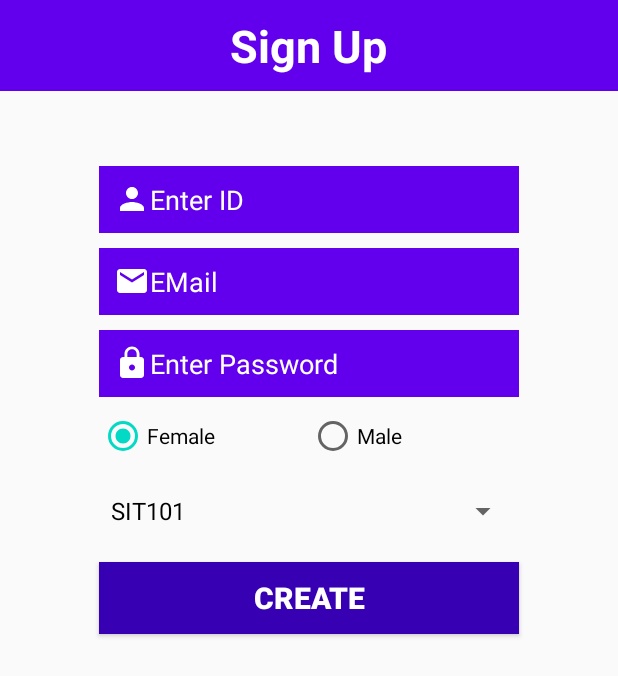
After one commit to jmunseng/Android-App-Uni-TimeTabel, an Android app: the RegisterActivity screen opened directly, with no data from a screen before it, on a phone screen of 412 x 824 dp. The commit adds this screen. Shown: the top 676 px of the screen. Run offline under Robolectric (Android 15) with nearby library versions, the phone set to English and light mode, and no system bars.

Commit message:
sign up Page Create Click event

```diff
--- a/Registeration/app/src/main/AndroidManifest.xml
+++ b/Registeration/app/src/main/AndroidManifest.xml
@@ -8,7 +8,8 @@
         android:label="@string/app_name"
         android:roundIcon="@mipmap/ic_launcher_round"
         android:supportsRtl="true"
-        android:theme="@style/AppTheme">
+        android:theme="@style/AppTheme.NoActionBar">
+        <activity android:name=".RegisterActivity"></activity>
         <activity android:name=".LoginActivity">
             <intent-filter>
                 <action android:name="android.intent.action.MAIN" />
--- a/Registeration/app/src/main/java/com/example/registeration/LoginActivity.java
+++ b/Registeration/app/src/main/java/com/example/registeration/LoginActivity.java
@@ -2,7 +2,10 @@ package com.example.registeration;
 
 import androidx.appcompat.app.AppCompatActivity;
 
+import android.content.Intent;
 import android.os.Bundle;
+import android.view.View;
+import android.widget.TextView;
 
 public class LoginActivity extends AppCompatActivity {
 
@@ -10,5 +13,14 @@ public class LoginActivity extends AppCompatActivity {
     protected void onCreate(Bundle savedInstanceState) {
         super.onCreate(savedInstanceState);
         setContentView(R.layout.login_main);
+        TextView registerButton = findViewById(R.id.registerButton);
+        registerButton.setOnClickListener(new View.OnClickListener() {
+            @Override
+            public void onClick(View v) {
+                Intent registerIntent = new Intent(LoginActivity.this, RegisterActivity.class);
+                LoginActivity.this.startActivity(registerIntent);
+
+            }
+        });
     }
 }
--- /dev/null
+++ b/Registeration/app/src/main/java/com/example/registeration/RegisterActivity.java
@@ -0,0 +1,22 @@
+package com.example.registeration;
+
+import androidx.appcompat.app.AppCompatActivity;
+
+import android.os.Bundle;
+import android.widget.ArrayAdapter;
+import android.widget.Spinner;
+
+public class RegisterActivity extends AppCompatActivity {
+
+    private ArrayAdapter adapter;
+    private Spinner spinner;
+    @Override
+    protected void onCreate(Bundle savedInstanceState) {
+        super.onCreate(savedInstanceState);
+        setContentView(R.layout.activity_register);
+
+        spinner = findViewById(R.id.majorSpinner);
+        adapter = ArrayAdapter.createFromResource(this, R.array.major, android.R.layout.simple_spinner_dropdown_item);
+        spinner.setAdapter(adapter);
+    }
+}
--- /dev/null
+++ b/Registeration/app/src/main/res/drawable/ic_email_black_24dp.xml
@@ -0,0 +1,5 @@
+<vector android:height="24dp" android:tint="#FFFFFF"
+    android:viewportHeight="24.0" android:viewportWidth="24.0"
+    android:width="24dp" xmlns:android="http://schemas.android.com/apk/res/android">
+    <path android:fillColor="#FF000000" android:pathData="M20,4L4,4c-1.1,0 -1.99,0.9 -1.99,2L2,18c0,1.1 0.9,2 2,2h16c1.1,0 2,-0.9 2,-2L22,6c0,-1.1 -0.9,-2 -2,-2zM20,8l-8,5 -8,-5L4,6l8,5 8,-5v2z"/>
+</vector>
--- /dev/null
+++ b/Registeration/app/src/main/res/layout/activity_register.xml
@@ -0,0 +1,134 @@
+<?xml version="1.0" encoding="utf-8"?>
+<androidx.constraintlayout.widget.ConstraintLayout xmlns:android="http://schemas.android.com/apk/res/android"
+    xmlns:app="http://schemas.android.com/apk/res-auto"
+    xmlns:tools="http://schemas.android.com/tools"
+    android:layout_width="match_parent"
+    android:layout_height="match_parent"
+    tools:context=".RegisterActivity">
+
+    <LinearLayout
+        android:layout_width="match_parent"
+        android:layout_height="match_parent"
+        android:orientation="vertical">
+
+        <LinearLayout
+            android:layout_width="match_parent"
+            android:layout_height="wrap_content"
+            android:background="@color/colorPrimary"
+            android:orientation="vertical">
+
+
+            <TextView
+                android:layout_width="wrap_content"
+                android:layout_height="wrap_content"
+                android:layout_gravity="center"
+                android:layout_marginTop="10dp"
+                android:layout_marginBottom="10dp"
+                android:text="Sign Up"
+                android:textColor="#ffffff"
+                android:textSize="30dp"
+                android:textStyle="bold" />
+
+
+        </LinearLayout>
+
+        <LinearLayout
+            android:layout_width="match_parent"
+            android:layout_height="match_parent"
+            android:orientation="vertical">
+
+            <EditText
+                android:id="@+id/idText"
+                android:layout_width="280dp"
+                android:layout_height="wrap_content"
+                android:layout_gravity="center"
+                android:layout_marginTop="50dp"
+                android:background="@color/colorPrimary"
+                android:drawableStart="@drawable/ic_person_black_24dp"
+                android:drawableLeft="@drawable/ic_person_black_24dp"
+                android:hint="Enter ID"
+                android:padding="10dp"
+                android:textColor="#ffffff"
+                android:textColorHint="#ffffff" />
+
+            <EditText
+                android:id="@+id/emailText"
+                android:layout_width="280dp"
+                android:layout_height="wrap_content"
+                android:layout_gravity="center"
+                android:layout_marginTop="10dp"
+                android:background="@color/colorPrimary"
+                android:drawableStart="@drawable/ic_email_black_24dp"
+                android:drawableLeft="@drawable/ic_email_black_24dp"
+                android:hint="EMail"
+                android:inputType="textPassword"
+                android:padding="10dp"
+                android:textColor="#ffffff"
+                android:textColorHint="#ffffff" />
+
+
+            <EditText
+                android:id="@+id/passwordText"
+                android:layout_width="280dp"
+                android:layout_height="wrap_content"
+                android:layout_gravity="center"
+                android:layout_marginTop="10dp"
+                android:background="@color/colorPrimary"
+                android:drawableStart="@drawable/ic_lock_black_24dp"
+                android:drawableLeft="@drawable/ic_lock_black_24dp"
+                android:hint="Enter Password"
+                android:inputType="textPassword"
+                android:padding="10dp"
+                android:textColor="#ffffff"
+                android:textColorHint="#ffffff" />
+
+            <RadioGroup
+                android:id="@+id/genderGroup"
+                android:layout_width="280dp"
+                android:layout_height="wrap_content"
+                android:layout_gravity="center_horizontal"
+                android:layout_marginTop="10dp"
+                android:orientation="horizontal">
+
+                <RadioButton
+                    android:id="@+id/genderWomen"
+                    android:layout_width="0dp"
+                    android:layout_height="wrap_content"
+                    android:layout_weight="1"
+                    android:checked="true"
+                    android:text="Female" />
+
+                <RadioButton
+                    android:id="@+id/genderMale"
+                    android:layout_width="0dp"
+                    android:layout_height="wrap_content"
+                    android:layout_weight="1"
+                    android:text="Male" />
+
+            </RadioGroup>
+
+            <Spinner
+                android:id="@+id/majorSpinner"
+                android:layout_width="280dp"
+                android:layout_height="wrap_content"
+                android:layout_gravity="center"
+                android:layout_marginTop="10dp"></Spinner>
+
+            <Button
+                android:layout_width="280dp"
+                android:layout_height="wrap_content"
+                android:layout_gravity="center"
+                android:layout_marginTop="10dp"
+                android:background="@color/colorPrimaryDark"
+                android:text="Create"
+                android:textColor="#ffffff"
+                android:textSize="20dp"
+                android:textStyle="bold" />
+
+
+
+
+        </LinearLayout>
+    </LinearLayout>
+
+</androidx.constraintlayout.widget.ConstraintLayout>
--- /dev/null
+++ b/Registeration/app/src/main/res/values/arrays.xml
@@ -0,0 +1,38 @@
+<?xml version="1.0" encoding="utf-8"?>
+
+<resources>
+    <string-array name="major">
+        <item>SIT101</item>
+        <item>SIT102</item>
+        <item>SIT103</item>
+        <item>SIT104</item>
+        <item>SIT105</item>
+        <item>SIT106</item>
+        <item>SIT107</item>
+        <item>SIT108</item>
+        <item>SIT109</item>
+        <item>SIT111</item>
+        <item>SIT201</item>
+        <item>SIT202</item>
+        <item>SIT203</item>
+        <item>SIT204</item>
+        <item>SIT205</item>
+        <item>SIT206</item>
+        <item>SIT207</item>
+        <item>SIT208</item>
+        <item>SIT209</item>
+        <item>SIT211</item>
+        <item>SIT301</item>
+        <item>SIT302</item>
+        <item>SIT303</item>
+        <item>SIT304</item>
+        <item>SIT305</item>
+        <item>SIT306</item>
+        <item>SIT307</item>
+        <item>SIT308</item>
+        <item>SIT309</item>
+        <item>SIT311</item>
+    </string-array>
+
+
+</resources>
```
Also changed, not shown: 1 other file.
